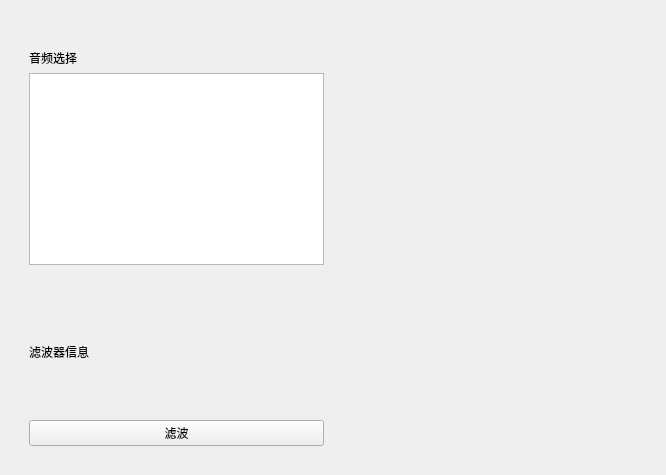
First picture: the form in ui/AudioFilterInterface.ui, repository Pigletzzz/SignalProcessing, before the edit.
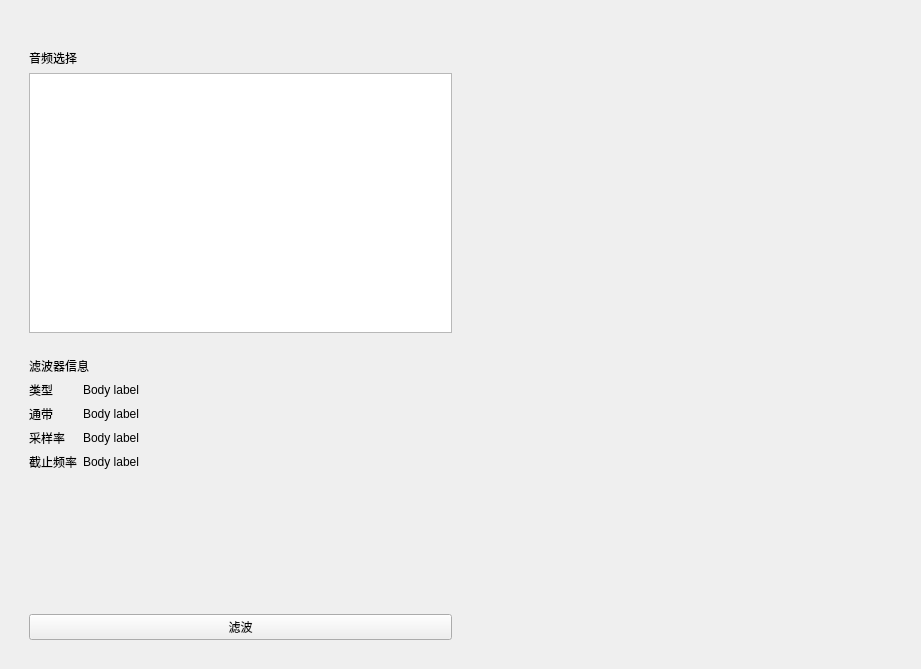
Second picture: the form after the edit. Custom widgets are drawn as their Qt base class.

Commit message: Feat: finish stftplot and timeplot on AudioAnalysisView.

Patch:
```diff
--- a/ui/AudioFilterInterface.ui
+++ b/ui/AudioFilterInterface.ui
@@ -6,8 +6,8 @@
    <rect>
     <x>0</x>
     <y>0</y>
-    <width>666</width>
-    <height>475</height>
+       <width>921</width>
+       <height>669</height>
    </rect>
   </property>
   <property name="sizePolicy">
@@ -39,6 +39,12 @@
        <layout class="QVBoxLayout" name="verticalLayout_3">
         <item>
          <widget class="StrongBodyLabel" name="StrongBodyLabel">
+             <property name="sizePolicy">
+                 <sizepolicy hsizetype="Preferred" vsizetype="Fixed">
+                     <horstretch>0</horstretch>
+                     <verstretch>0</verstretch>
+                 </sizepolicy>
+             </property>
           <property name="text">
            <string>音频选择</string>
           </property>
@@ -63,7 +69,7 @@
         <item>
          <widget class="StrongBodyLabel" name="StrongBodyLabel_2">
           <property name="sizePolicy">
-           <sizepolicy hsizetype="Preferred" vsizetype="Preferred">
+              <sizepolicy hsizetype="Preferred" vsizetype="Fixed">
             <horstretch>0</horstretch>
             <verstretch>0</verstretch>
            </sizepolicy>
@@ -74,7 +80,64 @@
          </widget>
         </item>
         <item>
-         <layout class="QFormLayout" name="formLayout"/>
+            <layout class="QFormLayout" name="formLayout">
+                <item row="0" column="0">
+                    <widget class="BodyLabel" name="BodyLabel">
+                        <property name="text">
+                            <string>类型</string>
+                        </property>
+                    </widget>
+                </item>
+                <item row="1" column="0">
+                    <widget class="BodyLabel" name="BodyLabel_2">
+                        <property name="text">
+                            <string>通带</string>
+                        </property>
+                    </widget>
+                </item>
+                <item row="2" column="0">
+                    <widget class="BodyLabel" name="BodyLabel_3">
+                        <property name="text">
+                            <string>采样率</string>
+                        </property>
+                    </widget>
+                </item>
+                <item row="0" column="1">
+                    <widget class="BodyLabel" name="BodyLabel_4">
+                        <property name="text">
+                            <string>Body label</string>
+                        </property>
+                    </widget>
+                </item>
+                <item row="1" column="1">
+                    <widget class="BodyLabel" name="BodyLabel_5">
+                        <property name="text">
+                            <string>Body label</string>
+                        </property>
+                    </widget>
+                </item>
+                <item row="2" column="1">
+                    <widget class="BodyLabel" name="BodyLabel_6">
+                        <property name="text">
+                            <string>Body label</string>
+                        </property>
+                    </widget>
+                </item>
+                <item row="3" column="0">
+                    <widget class="BodyLabel" name="BodyLabel_7">
+                        <property name="text">
+                            <string>截止频率</string>
+                        </property>
+                    </widget>
+                </item>
+                <item row="3" column="1">
+                    <widget class="BodyLabel" name="BodyLabel_8">
+                        <property name="text">
+                            <string>Body label</string>
+                        </property>
+                    </widget>
+                </item>
+            </layout>
         </item>
         <item>
          <widget class="PrimaryPushButton" name="PrimaryPushButton">
@@ -116,6 +179,11 @@
    <header>qfluentwidgets</header>
    <container>1</container>
   </customwidget>
+     <customwidget>
+         <class>BodyLabel</class>
+         <extends>QLabel</extends>
+         <header>qfluentwidgets</header>
+  </customwidget>
   <customwidget>
    <class>StrongBodyLabel</class>
    <extends>QLabel</extends>
```
The commit also changes 6 other files.
